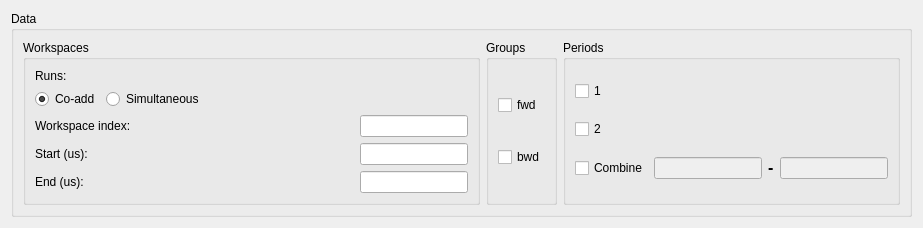
Qt form MantidQt/MantidWidgets/inc/MantidQtMantidWidgets/MuonFitDataSelector.ui (mantidproject/mantid) before a commit.
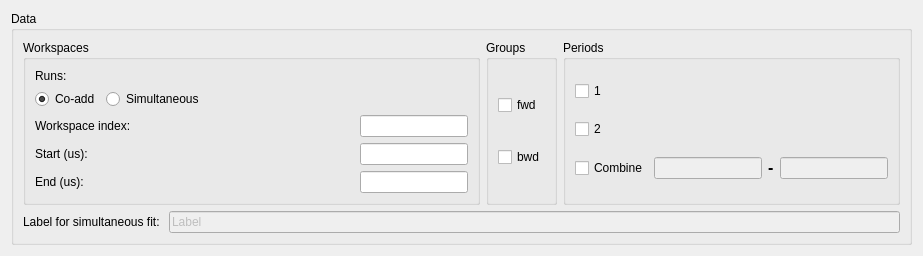
The same form after that commit. Custom widgets are drawn as their Qt base class.

Commit message:
Allow user to specify label for simultaneous fits
This will be MuonSimulFit_<label>

Ensure this is ignored in result table tab when looking for individual fits.

Set the label from GUI with new field in data selector.

Add test for setting the label.

re #15518

Diff of the .ui file:
```diff
--- a/MantidQt/MantidWidgets/inc/MantidQtMantidWidgets/MuonFitDataSelector.ui
+++ b/MantidQt/MantidWidgets/inc/MantidQtMantidWidgets/MuonFitDataSelector.ui
@@ -7,7 +7,7 @@
     <x>0</x>
     <y>0</y>
     <width>923</width>
-    <height>224</height>
+    <height>238</height>
    </rect>
   </property>
   <property name="windowTitle">
@@ -19,7 +19,9 @@
      <property name="title">
       <string>Data</string>
      </property>
-     <layout class="QHBoxLayout" name="horizontalLayoutGroupBoxes">
+     <layout class="QVBoxLayout" name="verticalLayout">
+      <item>
+       <layout class="QHBoxLayout" name="horizontalLayoutData">
       <item>
        <widget class="QGroupBox" name="groupBoxWorkspaces">
         <property name="title">
@@ -283,6 +285,29 @@
          </item>
         </layout>
        </widget>
+        </item>
+       </layout>
+      </item>
+      <item>
+       <layout class="QHBoxLayout" name="horizontalLayoutLabel">
+        <item>
+         <widget class="QLabel" name="lblSimFitLabel">
+          <property name="text">
+           <string>Label for simultaneous fit: </string>
+          </property>
+         </widget>
+        </item>
+        <item>
+         <widget class="QLineEdit" name="txtSimFitLabel">
+          <property name="enabled">
+           <bool>false</bool>
+          </property>
+          <property name="text">
+           <string>Label</string>
+          </property>
+         </widget>
+        </item>
+       </layout>
       </item>
      </layout>
     </widget>
```
Lines whose indentation alone changed are shown as unchanged. The commit also changes 13 other files.
